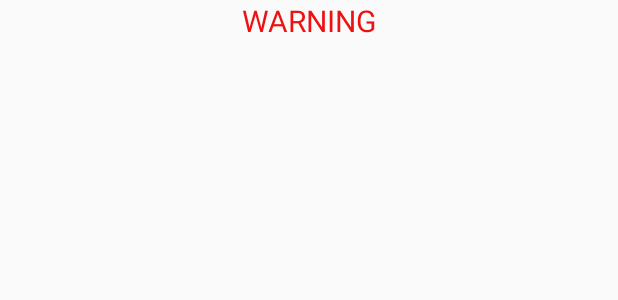
After one commit to leonardozcm/Superiordownloader, an Android app: the layout warning_dialog.xml on its own in the app's theme, with its tools: preview values and no code run, on a phone screen of 412 x 824 dp. The commit adds this screen. Shown: the top 300 px of the screen. Run offline under Robolectric (Android 15) with nearby library versions, the phone set to English and light mode, and no system bars.

```diff
--- a/app/src/main/java/com/example/com/superiordownloader/Service/DownloadService.java
+++ b/app/src/main/java/com/example/com/superiordownloader/Service/DownloadService.java
@@ -180,7 +180,7 @@ public class DownloadService extends BaseService {
                 mHandler.sendMessage(msg);
                 msg.setTarget(mHandler);
                 Log.d(TAG, "run: msg send");
-            }catch (Exception e){
+            } catch (Exception e){
                 e.printStackTrace();
             }finally {
                 if (conn != null) {
--- a/app/src/main/java/com/example/com/superiordownloader/Util/OpenFileUtil.java
+++ b/app/src/main/java/com/example/com/superiordownloader/Util/OpenFileUtil.java
@@ -16,7 +16,7 @@ public class OpenFileUtil {
         File file = new File(filePath);
         if (!file.exists()) return null;
 
-        String end = file.getName().substring(file.getName().lastIndexOf("." + 1, file.getName().length())).toLowerCase();//拓展名
+        String end = file.getName().substring(file.getName().lastIndexOf(".")+ 1);//拓展名
 
         if (end.equals("m4a") || end.equals("mp3") || end.equals("mid") || end.equals("xmf") || end.equals("ogg") || end.equals("wav")) {
             return getAudioFileIntent(filePath);
--- a/app/src/main/res/layout/done_item.xml
+++ b/app/src/main/res/layout/done_item.xml
@@ -1,7 +1,7 @@
 <?xml version="1.0" encoding="utf-8"?>
 <RelativeLayout xmlns:android="http://schemas.android.com/apk/res/android"
     android:layout_width="match_parent"
-    android:layout_height="30sp">
+    android:layout_height="wrap_content">
 <ImageView
     android:id="@+id/done_icon"
     android:src="@drawable/ic_file"
@@ -13,6 +13,7 @@
         android:layout_toRightOf="@id/done_icon"
         android:gravity="center_vertical"
         android:textSize="19sp"
+        android:maxLines="2"
         android:textColor="#000000"
         android:layout_width="wrap_content"
         android:layout_height="match_parent" />
--- /dev/null
+++ b/app/src/main/res/layout/warning_dialog.xml
@@ -0,0 +1,21 @@
+<?xml version="1.0" encoding="utf-8"?>
+<LinearLayout xmlns:android="http://schemas.android.com/apk/res/android"
+    android:id="@+id/waring_dialog"
+    android:orientation="vertical" android:layout_width="match_parent"
+    android:layout_height="match_parent">
+    <TextView
+        android:layout_width="match_parent"
+        android:layout_height="wrap_content"
+        android:text="WARNING"
+        android:gravity="center_horizontal"
+        android:textColor="#ed1111"
+        android:textSize="20sp"
+        />
+    <TextView
+        android:layout_width="match_parent"
+        android:layout_height="wrap_content"
+        android:id="@+id/delete_hint"
+        android:gravity="center_horizontal"
+        android:textColor="#000000"
+        android:textSize="20sp"/>
+</LinearLayout>
```
Also changed, not shown: app/src/main/AndroidManifest.xml (+4 -4 lines), app/src/main/java/com/example/com/superiordownloader/MainActivity.java (+27 -5 lines), app/src/main/java/com/example/com/superiordownloader/Service/DownloadTask.java (+6 -1 lines), app/src/main/java/com/example/com/superiordownloader/Util/UrlChecker.java (added, +32 -0 lines).
